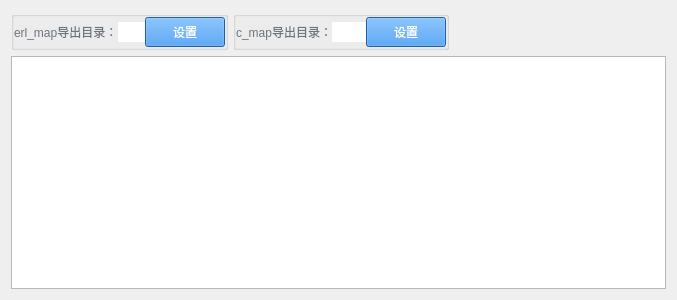
Above: c++/qt/tpl_generator/maptab.ui from dizengrong/dzr_code_2017 before the change. Below: the same form after it.
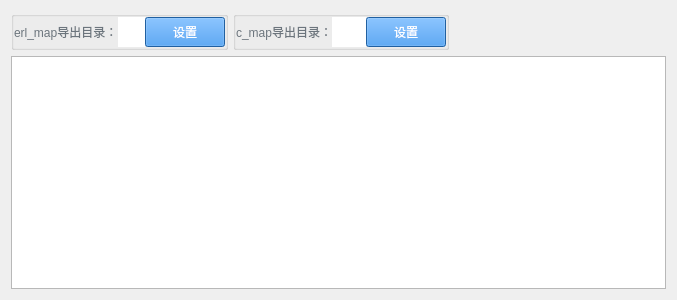
That is the form after the change.

Diff of the .ui file:
```diff
--- a/c++/qt/tpl_generator/maptab.ui
+++ b/c++/qt/tpl_generator/maptab.ui
@@ -92,6 +92,12 @@
         </item>
         <item>
          <widget class="QLineEdit" name="m_edit_erlmap_dir">
+          <property name="sizePolicy">
+           <sizepolicy hsizetype="Expanding" vsizetype="Expanding">
+            <horstretch>0</horstretch>
+            <verstretch>0</verstretch>
+           </sizepolicy>
+          </property>
           <property name="text">
            <string/>
           </property>
@@ -222,6 +228,12 @@
         </item>
         <item>
          <widget class="QLineEdit" name="m_edit_cmap_dir">
+          <property name="sizePolicy">
+           <sizepolicy hsizetype="Expanding" vsizetype="Expanding">
+            <horstretch>0</horstretch>
+            <verstretch>0</verstretch>
+           </sizepolicy>
+          </property>
           <property name="text">
            <string/>
           </property>
```
